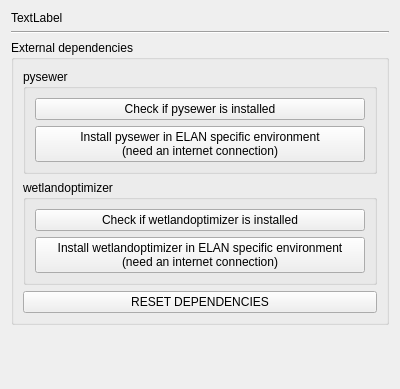
Old version of the form ELAN/gui/dlg_settings.ui in the repository nicolas-forquet/elan.
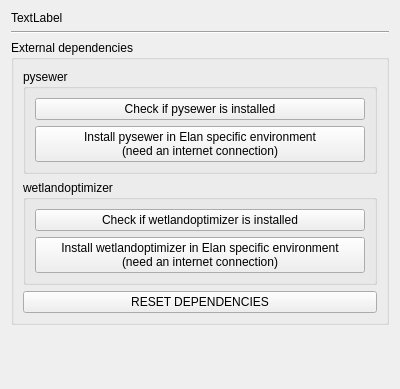
New version of the form.

Commit message: chore: rename ELAN to Elan in code, doc, i18n

What changed in the file:
```diff
--- a/ELAN/gui/dlg_settings.ui
+++ b/ELAN/gui/dlg_settings.ui
@@ -49,7 +49,7 @@
          <item>
           <widget class="QPushButton" name="pysewerInstallBtn">
            <property name="text">
-            <string>Install pysewer in ELAN specific environment
+            <string>Install pysewer in Elan specific environment
 (need an internet connection)</string>
            </property>
           </widget>
@@ -73,7 +73,7 @@
          <item>
           <widget class="QPushButton" name="wetlandoptimizerInstallBtn">
            <property name="text">
-            <string>Install wetlandoptimizer in ELAN specific environment
+            <string>Install wetlandoptimizer in Elan specific environment
 (need an internet connection)</string>
            </property>
           </widget>
```
The commit also changes 14 other files.
